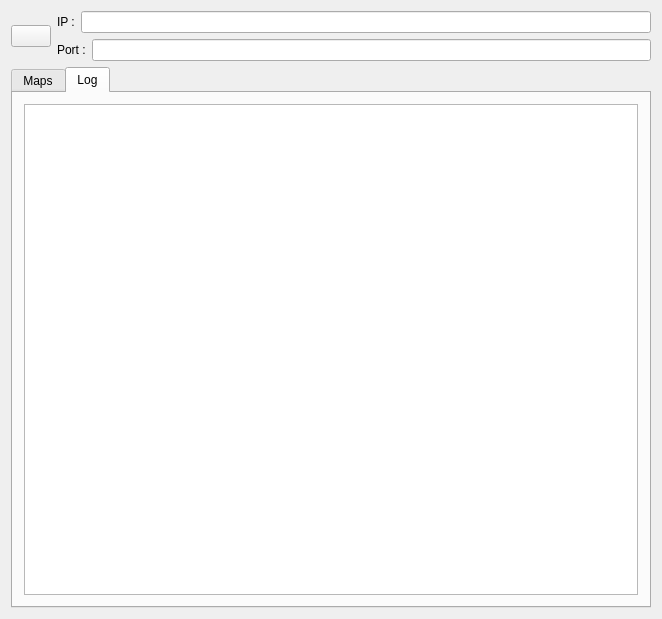
Before: the Qt Designer form src/FormFiles/MainForm.ui in arennuit/iisuoscbridge, drawn with Qt 5.
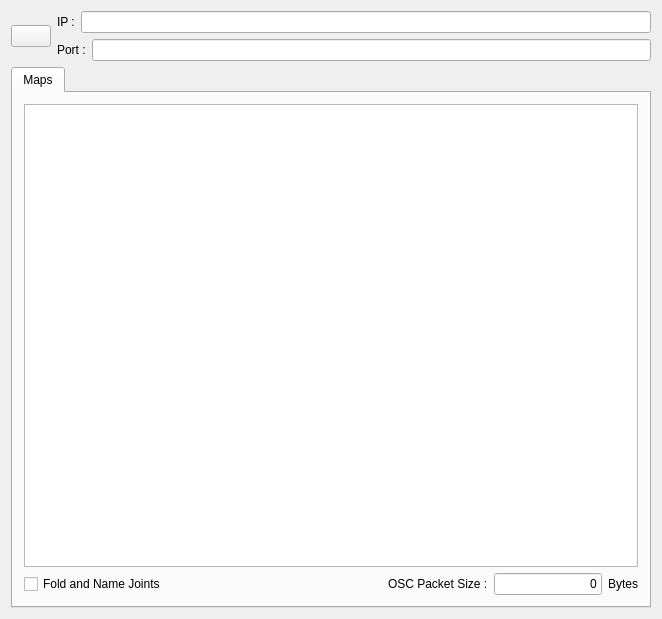
After: the same form once the commit is applied. The open tabs and pages were chosen to show the change. Icons and pictures are not drawn.

Commit message: Removed log tab.

Patch:
```diff
--- a/src/FormFiles/MainForm.ui
+++ b/src/FormFiles/MainForm.ui
@@ -753,20 +753,6 @@
         </item>
        </layout>
       </widget>
-      <widget class="QWidget" name="m_logTab">
-       <attribute name="title">
-        <string>Log</string>
-       </attribute>
-       <layout class="QGridLayout" name="gridLayout">
-        <item row="0" column="0">
-         <widget class="QPlainTextEdit" name="m_logEdit">
-          <property name="readOnly">
-           <bool>true</bool>
-          </property>
-         </widget>
-        </item>
-       </layout>
-      </widget>
      </widget>
     </item>
    </layout>
```
